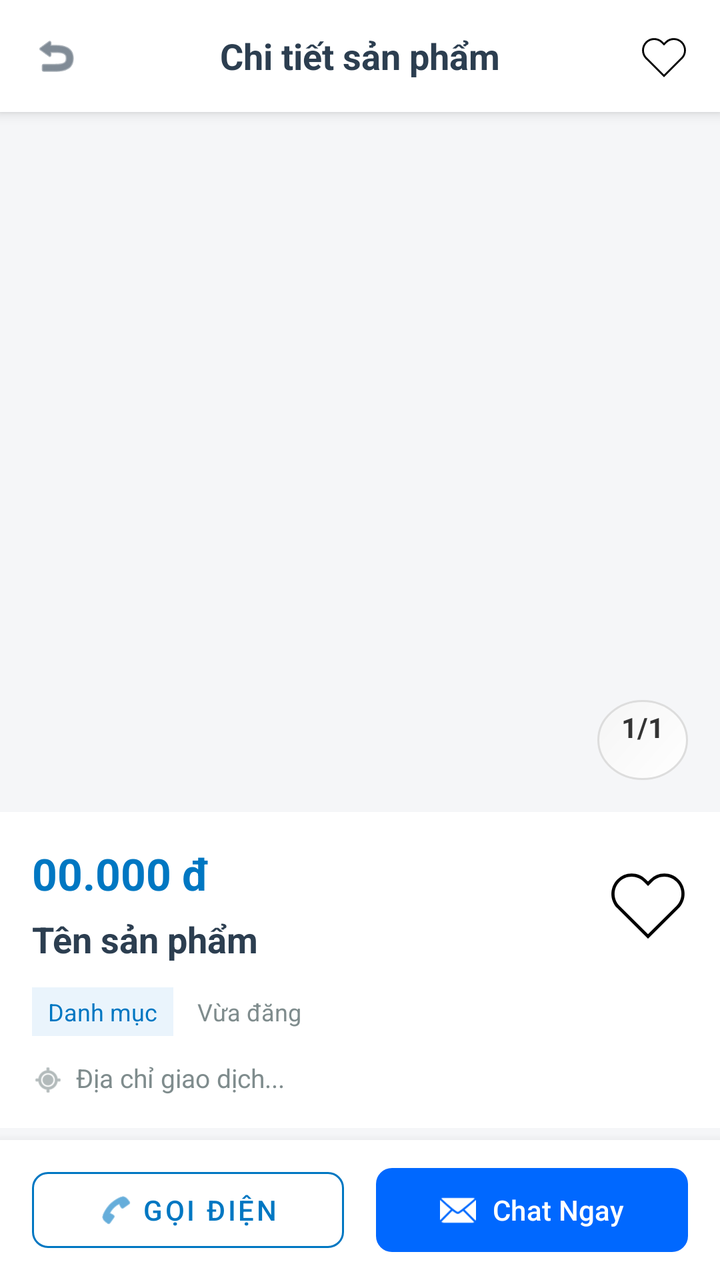
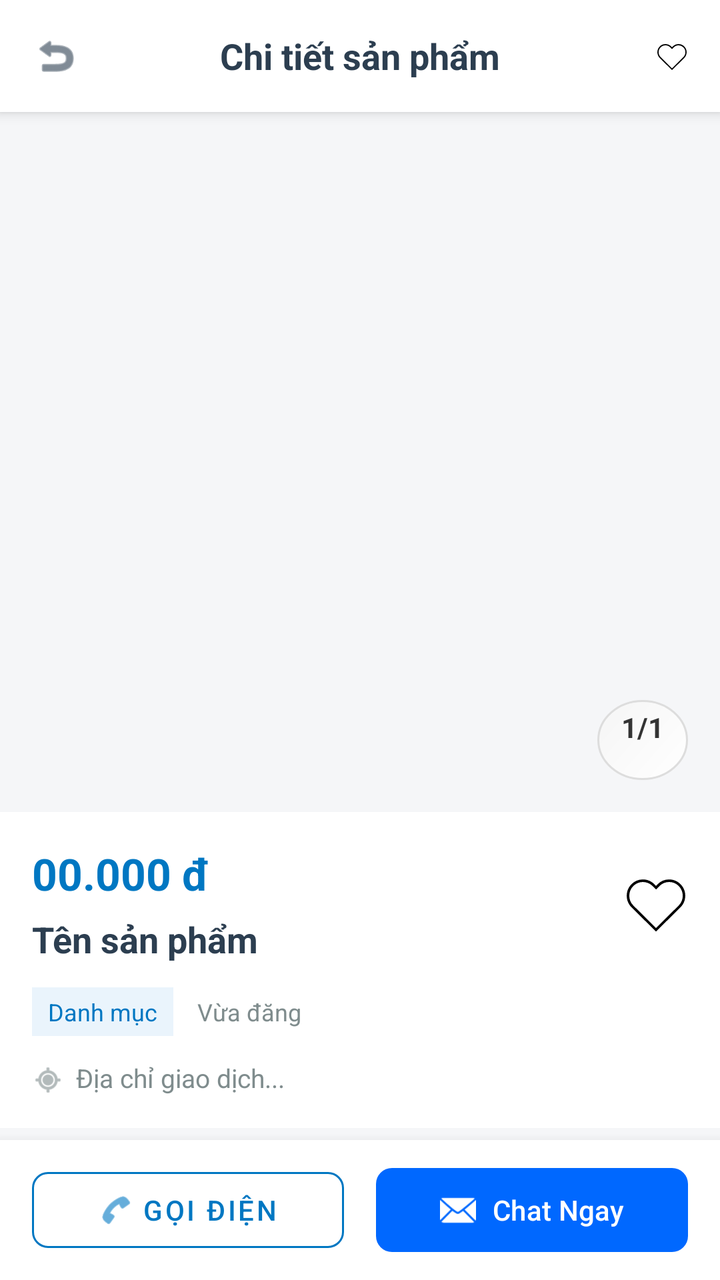

The first picture is an Android layout as it rendered before a commit; the second is the same layout after the commit. The layout source and the unified diff follow.
<!-- AndroidManifest.xml: application theme Theme.Marketplace -->
<!-- res/layout/activity_product_detail.xml -->
<?xml version="1.0" encoding="utf-8"?>
<androidx.constraintlayout.widget.ConstraintLayout
    xmlns:android="http://schemas.android.com/apk/res/android"
    xmlns:app="http://schemas.android.com/apk/res-auto"
    android:layout_width="match_parent"
    android:layout_height="match_parent"
    android:background="#F5F6F8">

    
    <RelativeLayout
        android:id="@+id/topStickyBar"
        android:layout_width="match_parent"
        android:layout_height="56dp"
        android:background="#FFFFFF"
        android:elevation="4dp"
        app:layout_constraintTop_toTopOf="parent">

        <ImageView
            android:id="@+id/btnBackTop"
            android:layout_width="40dp"
            android:layout_height="40dp"
            android:layout_centerVertical="true"
            android:layout_marginStart="8dp"
            android:background="?attr/selectableItemBackgroundBorderless"
            android:clickable="true"
            android:focusable="true"
            android:padding="8dp"
            android:src="@android:drawable/ic_menu_revert"
            app:tint="@color/text_primary" />

        <TextView
            android:layout_width="wrap_content"
            android:layout_height="wrap_content"
            android:layout_centerInParent="true"
            android:text="Chi tiết sản phẩm"
            android:textColor="@color/text_primary"
            android:textSize="18sp"
            android:textStyle="bold" />

        <ImageView
            android:id="@+id/btnFavoriteTop"
            android:layout_width="40dp"
            android:layout_height="40dp"
            android:layout_alignParentEnd="true"
            android:layout_centerVertical="true"
            android:layout_marginEnd="8dp"
            android:background="?attr/selectableItemBackgroundBorderless"
            android:clickable="true"
            android:focusable="true"
            android:padding="8dp"
            android:src="@drawable/ic_heart_off" />
    </RelativeLayout>

    
    <androidx.core.widget.NestedScrollView
        android:layout_width="match_parent"
        android:layout_height="0dp"
        app:layout_constraintTop_toBottomOf="@id/topStickyBar"
        app:layout_constraintBottom_toTopOf="@id/bottomActionBar">

        <LinearLayout
            android:layout_width="match_parent"
            android:layout_height="wrap_content"
            android:orientation="vertical">

            
            <RelativeLayout
                android:layout_width="match_parent"
                android:layout_height="350dp">

                <androidx.viewpager2.widget.ViewPager2
                    android:id="@+id/viewPagerImages"
                    android:layout_width="match_parent"
                    android:layout_height="match_parent" />

                
                <TextView
                    android:id="@+id/tvImageCounter"
                    android:layout_width="wrap_content"
                    android:layout_height="wrap_content"
                    android:layout_alignParentBottom="true"
                    android:layout_alignParentEnd="true"
                    android:layout_margin="16dp"
                    android:background="@drawable/bg_circle_white"
                    android:paddingHorizontal="12dp"
                    android:paddingVertical="4dp"
                    android:text="1/1"
                    android:textColor="#333"
                    android:textStyle="bold" />
            </RelativeLayout>

            
            <LinearLayout
                android:layout_width="match_parent"
                android:layout_height="wrap_content"
                android:background="#FFFFFF"
                android:orientation="vertical"
                android:padding="16dp">

                <RelativeLayout
                    android:layout_width="match_parent"
                    android:layout_height="wrap_content">

                    <LinearLayout
                        android:layout_width="match_parent"
                        android:layout_height="wrap_content"
                        android:layout_toStartOf="@id/btnFavoriteMain"
                        android:layout_marginEnd="16dp"
                        android:orientation="vertical">

                        <TextView
                            android:id="@+id/tvPrice"
                            android:layout_width="match_parent"
                            android:layout_height="wrap_content"
                            android:text="00.000 đ"
                            android:textColor="@color/ocean_blue_primary"
                            android:textSize="22sp"
                            android:textStyle="bold" />

                        <TextView
                            android:id="@+id/tvTitle"
                            android:layout_width="match_parent"
                            android:layout_height="wrap_content"
                            android:layout_marginTop="6dp"
                            android:text="Tên sản phẩm"
                            android:textColor="@color/text_primary"
                            android:textSize="18sp"
                            android:textStyle="bold" />
                    </LinearLayout>

                    
                    <ImageView
                        android:id="@+id/btnFavoriteMain"
                        android:layout_width="40dp"
                        android:layout_height="40dp"
                        android:layout_alignParentEnd="true"
                        android:layout_centerVertical="true"
                        android:background="?attr/selectableItemBackgroundBorderless"
                        android:clickable="true"
                        android:focusable="true"
                        android:src="@drawable/ic_heart_off" />
                </RelativeLayout>

                
                <LinearLayout
                    android:layout_width="match_parent"
                    android:layout_height="wrap_content"
                    android:layout_marginTop="12dp"
                    android:orientation="horizontal"
                    android:gravity="center_vertical">

                    <TextView
                        android:id="@+id/tvCategory"
                        android:layout_width="wrap_content"
                        android:layout_height="wrap_content"
                        android:background="#EAF4FC"
                        android:paddingHorizontal="8dp"
                        android:paddingVertical="4dp"
                        android:text="Danh mục"
                        android:textColor="@color/ocean_blue_primary"
                        android:textSize="12sp" />

                    <TextView
                        android:id="@+id/tvDate"
                        android:layout_width="wrap_content"
                        android:layout_height="wrap_content"
                        android:layout_marginStart="12dp"
                        android:text="Vừa đăng"
                        android:textColor="@color/text_secondary"
                        android:textSize="12sp" />
                </LinearLayout>

                
                <LinearLayout
                    android:layout_width="match_parent"
                    android:layout_height="wrap_content"
                    android:layout_marginTop="12dp"
                    android:orientation="horizontal">

                    <ImageView
                        android:layout_width="16dp"
                        android:layout_height="16dp"
                        android:layout_marginTop="2dp"
                        android:src="@android:drawable/ic_menu_mylocation"
                        app:tint="@color/text_secondary" />

                    <TextView
                        android:id="@+id/tvAddress"
                        android:layout_width="wrap_content"
                        android:layout_height="wrap_content"
                        android:layout_marginStart="6dp"
                        android:text="Địa chỉ giao dịch..."
                        android:textColor="@color/text_secondary"
                        android:textSize="13sp" />
                </LinearLayout>
            </LinearLayout>

            
            <LinearLayout
                android:layout_width="match_parent"
                android:layout_height="wrap_content"
                android:layout_marginTop="8dp"
                android:background="#FFFFFF"
                android:orientation="horizontal"
                android:padding="16dp"
                android:gravity="center_vertical">

                <com.google.android.material.imageview.ShapeableImageView
                    android:id="@+id/ivSellerAvatar"
                    android:layout_width="50dp"
                    android:layout_height="50dp"
                    android:scaleType="centerCrop"
                    app:shapeAppearanceOverlay="@style/CircleImage"
                    android:src="@android:drawable/sym_def_app_icon"/>

                <LinearLayout
                    android:layout_width="wrap_content"
                    android:layout_height="wrap_content"
                    android:layout_marginStart="12dp"
                    android:orientation="vertical">

                    <TextView
                        android:id="@+id/tvSellerName"
                        android:layout_width="wrap_content"
                        android:layout_height="wrap_content"
                        android:text="Đang tải người bán..."
                        android:textColor="@color/text_primary"
                        android:textSize="16sp"
                        android:textStyle="bold" />

                    <TextView
                        android:layout_width="wrap_content"
                        android:layout_height="wrap_content"
                        android:text="Sinh viên nhà trường"
                        android:textColor="@color/text_secondary"
                        android:textSize="12sp" />
                </LinearLayout>
            </LinearLayout>

            
            <LinearLayout
                android:layout_width="match_parent"
                android:layout_height="wrap_content"
                android:layout_marginTop="8dp"
                android:background="#FFFFFF"
                android:orientation="vertical"
                android:padding="16dp">

                <TextView
                    android:layout_width="wrap_content"
                    android:layout_height="wrap_content"
                    android:text="Chi tiết sản phẩm"
                    android:textColor="@color/text_primary"
                    android:textSize="16sp"
                    android:textStyle="bold" />

                <TextView
                    android:id="@+id/tvDescription"
                    android:layout_width="match_parent"
                    android:layout_height="wrap_content"
                    android:layout_marginTop="8dp"
                    android:lineSpacingExtra="4dp"
                    android:text="Mô tả..."
                    android:textColor="@color/text_secondary"
                    android:textSize="14sp" />
            </LinearLayout>
        </LinearLayout>
    </androidx.core.widget.NestedScrollView>

    
    <LinearLayout
        android:id="@+id/bottomActionBar"
        android:layout_width="match_parent"
        android:layout_height="70dp"
        android:background="#FFFFFF"
        android:elevation="8dp"
        android:orientation="horizontal"
        android:paddingHorizontal="16dp"
        android:paddingVertical="10dp"
        app:layout_constraintBottom_toBottomOf="parent">

        <com.google.android.material.button.MaterialButton
            android:id="@+id/btnCall"
            style="@style/Widget.MaterialComponents.Button.OutlinedButton"
            android:layout_width="0dp"
            android:layout_height="match_parent"
            android:layout_weight="1"
            android:layout_marginEnd="8dp"
            android:text="Gọi điện"
            app:cornerRadius="8dp"
            app:icon="@android:drawable/ic_menu_call"
            app:iconGravity="textStart"
            app:strokeColor="@color/ocean_blue_primary"
            android:textColor="@color/ocean_blue_primary" />

        <com.google.android.material.button.MaterialButton
            android:id="@+id/btnChat"
            android:layout_width="0dp"
            android:layout_height="match_parent"
            android:layout_weight="1"
            android:layout_marginStart="8dp"
            android:text="Chat Ngay"
            app:backgroundTint="#0068FF"
            app:cornerRadius="8dp"
            app:icon="@android:drawable/ic_dialog_email"
            app:iconGravity="textStart" />
    </LinearLayout>

</androidx.constraintlayout.widget.ConstraintLayout>
<!-- resources referenced by this layout -->
<resources>
  <color name="ocean_blue_primary">#0077C2</color>
  <color name="text_primary">#2C3E50</color>
  <color name="text_secondary">#7F8C8D</color>
  <!-- drawable bg_circle_white (drawable) -->
  <?xml version="1.0" encoding="utf-8"?>
  <shape xmlns:android="http://schemas.android.com/apk/res/android"
      android:shape="oval">
  
      <gradient
          android:startColor="#FFFFFF"
          android:endColor="#F5F5F5"
          android:angle="135" />
  
      <stroke
          android:width="1dp"
          android:color="#DDDDDD" />
  
      <size
          android:width="40dp"
          android:height="40dp" />
  
  </shape>
  <!-- drawable ic_heart_off (drawable) -->
  <vector xmlns:android="http://schemas.android.com/apk/res/android" android:height="40dp" android:viewportHeight="24" android:viewportWidth="24" android:width="40dp">
        
      <path android:fillColor="#FF000000" android:pathData="M12,22.59l-9.2,-9.12C0.43,11.09 0.43,7.21 2.8,4.83a6.03,6.03 0,0 1,4.29 -1.79c1.62,0 3.14,0.63 4.29,1.79l0.62,0.62 0.62,-0.62a6.014,6.014 0,0 1,4.29 -1.79c1.62,0 3.14,0.63 4.29,1.79 2.37,2.38 2.37,6.26 0,8.64L12,22.59zM7.09,4c-1.37,0 -2.65,0.54 -3.61,1.51 -2,2.01 -2,5.28 0,7.29L12,21.25l8.53,-8.45c2,-2.01 2,-5.28 0,-7.29A5.079,5.079 0,0 0,16.92 4c-1.37,0 -2.65,0.54 -3.61,1.51l-1.3,1.3 -1.3,-1.3C9.75,4.54 8.46,4.01 7.1,4z"/>
      
  </vector>
  <style name="CircleImage">
          <item name="cornerSize">50%</item>
      </style>
  <style name="Theme.Marketplace" parent="Base.Theme.Marketplace" />
  <style name="Base.Theme.Marketplace" parent="Theme.Material3.DayNight.NoActionBar">
          
          <item name="colorPrimary">@color/ocean_blue_primary</item>
          <item name="colorOnPrimary">#FFFFFF</item>
          <item name="colorPrimaryContainer">@color/ocean_blue_light</item>
  
          
          <item name="colorSecondary">@color/ocean_blue_dark</item>
          <item name="colorError">#B00020</item>
      </style>
  <color name="ocean_blue_light">#59A5F5</color>
  <color name="ocean_blue_dark">#004C8C</color>
</resources>

<!-- the commit's change to res/layout/activity_product_detail.xml (unified diff, before → after) -->
@@ -39,8 +39,8 @@
 
         <ImageView
             android:id="@+id/btnFavoriteTop"
-            android:layout_width="40dp"
-            android:layout_height="40dp"
+            android:layout_width="32dp"
+            android:layout_height="32dp"
             android:layout_alignParentEnd="true"
             android:layout_centerVertical="true"
             android:layout_marginEnd="8dp"
@@ -131,8 +131,8 @@
                     
                     <ImageView
                         android:id="@+id/btnFavoriteMain"
-                        android:layout_width="40dp"
-                        android:layout_height="40dp"
+                        android:layout_width="32dp"
+                        android:layout_height="32dp"
                         android:layout_alignParentEnd="true"
                         android:layout_centerVertical="true"
                         android:background="?attr/selectableItemBackgroundBorderless"
